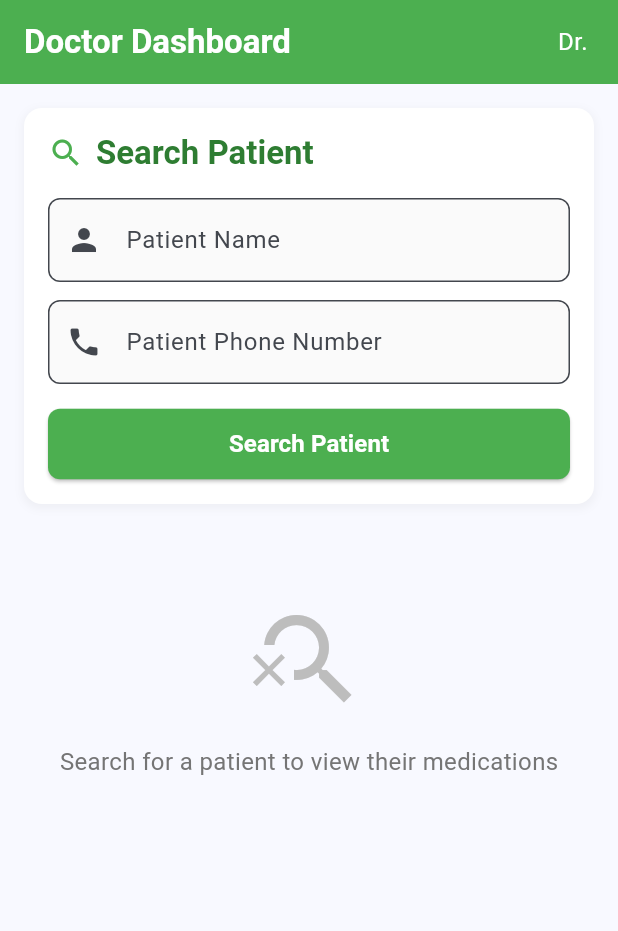
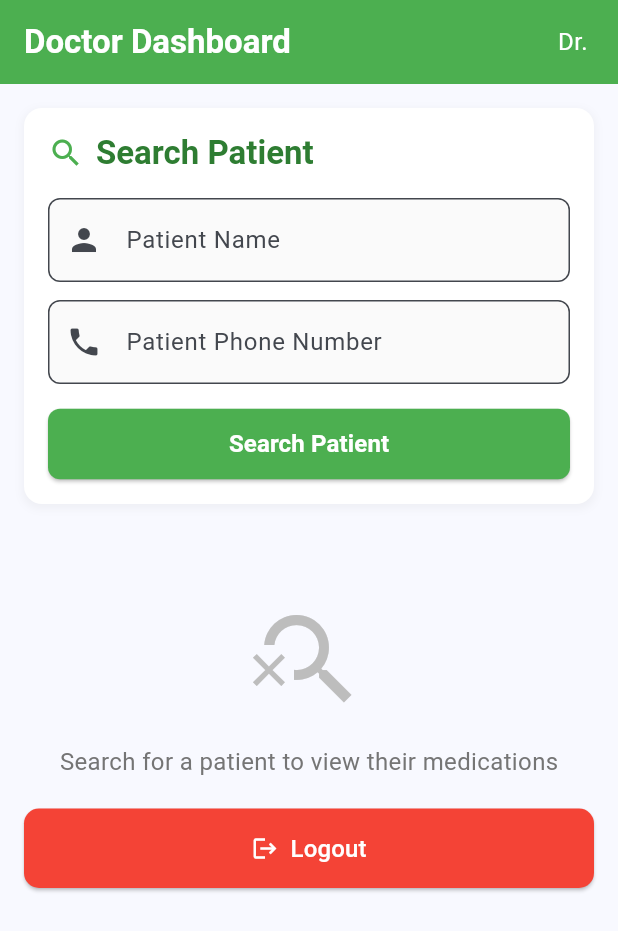
Before and after one commit to nariman-ahmed/Smart-Medication-Tracker---Flutter-App, a Flutter app: the DoctorDashboard screen opened directly with empty values, on a phone screen of 412 x 824 dp. Shown: the top 931 px of the screen. Run offline on Flutter 3.47's test engine with Material 3 defaults, Android fonts, the light colour scheme and no system bars; our stand-ins replace firebase_core; accounts and stored records are empty.

Commit message:
log out button

```diff
--- a/smart_pill_tracker/lib/doctor_dashboard.dart
+++ b/smart_pill_tracker/lib/doctor_dashboard.dart
@@ -792,6 +792,31 @@ class _DoctorDashboardState extends State<DoctorDashboard> {
                 ),
               ),
             ],
+            // Logout button at the bottom
+            const SizedBox(height: 20),
+            Container(
+              width: double.infinity,
+              child: ElevatedButton.icon(
+                onPressed: () {
+                  Navigator.pushReplacement(
+                    context,
+                    MaterialPageRoute(builder: (context) => const LoginSignupPage()),
+                  );
+                },
+                icon: const Icon(Icons.logout, color: Colors.white),
+                label: const Text(
+                  'Logout',
+                  style: TextStyle(color: Colors.white, fontSize: 16),
+                ),
+                style: ElevatedButton.styleFrom(
+                  backgroundColor: Colors.red,
+                  padding: const EdgeInsets.symmetric(vertical: 15),
+                  shape: RoundedRectangleBorder(
+                    borderRadius: BorderRadius.circular(10),
+                  ),
+                ),
+              ),
+            ),
           ],
         ),
       ),
```
Also changed, not shown: smart_pill_tracker/lib/medication_dashboard.dart (+29 -4 lines).
